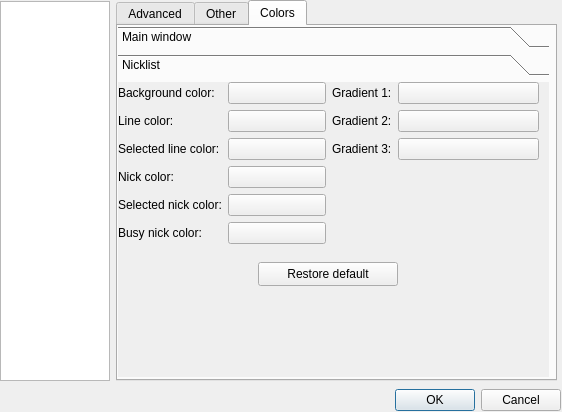
Qt form ui/options.ui (gitter-badger/simplechatclient) before a commit.
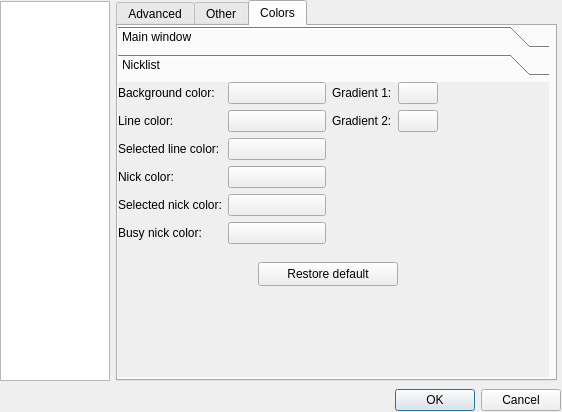
The same form after that commit. The open tabs and pages were chosen to show the change. Icons and pictures are not drawn.

Commit message: remove gradient 3

The edit to the form file:
```diff
--- a/ui/options.ui
+++ b/ui/options.ui
@@ -883,6 +883,9 @@
                  </item>
                  <item>
                   <layout class="QFormLayout" name="formLayout_2">
+                   <property name="fieldGrowthPolicy">
+                    <enum>QFormLayout::ExpandingFieldsGrow</enum>
+                   </property>
                    <item row="0" column="0">
                     <widget class="QLabel" name="label_nicklist_gradient_1_color">
                      <property name="text">
@@ -923,26 +926,6 @@
                      </property>
                     </widget>
                    </item>
-                   <item row="2" column="0">
-                    <widget class="QLabel" name="label_nicklist_gradient_3_color">
-                     <property name="text">
-                      <string>Gradient 3:</string>
-                     </property>
-                    </widget>
-                   </item>
-                   <item row="2" column="1">
-                    <widget class="QPushButton" name="pushButton_nicklist_gradient_3_color">
-                     <property name="text">
-                      <string/>
-                     </property>
-                     <property name="iconSize">
-                      <size>
-                       <width>50</width>
-                       <height>15</height>
-                      </size>
-                     </property>
-                    </widget>
-                   </item>
                   </layout>
                  </item>
                 </layout>
```
The commit also changes 6 other files.
